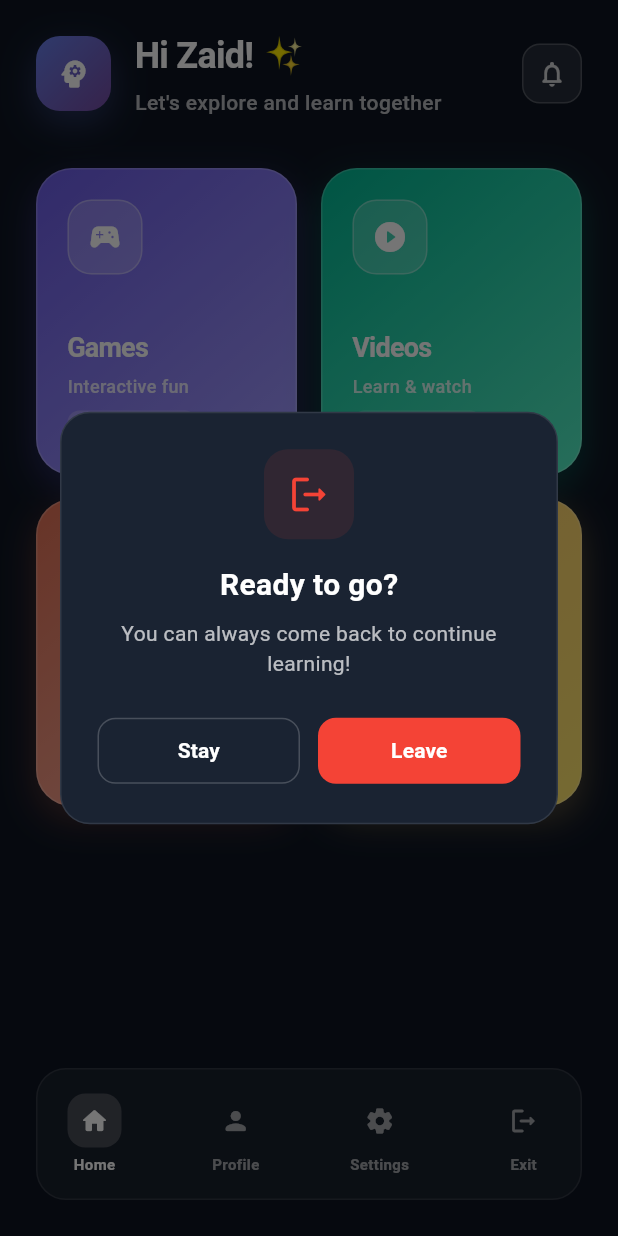
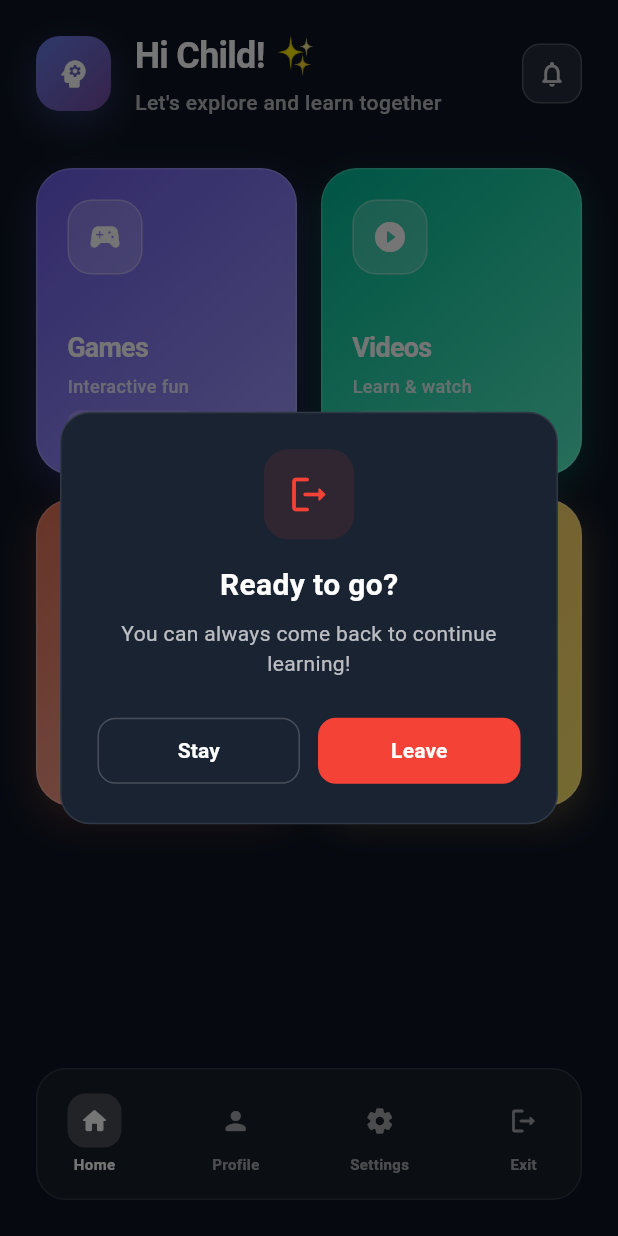
Before and after one commit to NEVIL5249/brightsprings, a Flutter app: the ChildDashboard screen opened by its route, after a tap on "Exit", on a phone screen of 412 x 824 dp. Run offline on Flutter 3.47's test engine with Material 3 defaults, Android fonts, the phone set to English and light mode, and no system bars; our stand-ins replace cloud_firestore, confetti, firebase_auth, firebase_core; accounts and stored records are empty.

Commit message:
hardcoded child name fixed

```diff
--- a/lib/modules/child/dashboard.dart
+++ b/lib/modules/child/dashboard.dart
@@ -3,12 +3,11 @@ import 'learning_videos.dart';
 import 'sound_learning.dart';
 import 'reward_screen.dart';
 import 'games/games.dart';
-import '../../services/auth_service.dart';
+import '../../services/simple_auth_service.dart';
+import '../../models/app_user.dart';
 
 class ChildDashboard extends StatefulWidget {
-  final String childName;
-
-  const ChildDashboard({Key? key, this.childName = "Zaid"}) : super(key: key);
+  const ChildDashboard({Key? key}) : super(key: key);
 
   @override
   _ChildDashboardState createState() => _ChildDashboardState();
@@ -18,7 +17,8 @@ class _ChildDashboardState extends State<ChildDashboard>
     with TickerProviderStateMixin {
   late AnimationController _controller;
   late Animation<double> _fadeAnimation;
-  final AuthService _authService = AuthService();
+  AppUser? currentUser;
+  String childName = "Child";
 
   final List<ModernTileData> _tiles = [
     ModernTileData(
@@ -64,7 +64,22 @@ class _ChildDashboardState extends State<ChildDashboard>
       curve: Curves.easeOutExpo,
     );
 
+    _loadUserData();
     _controller.forward();
+  }
+
+  Future<void> _loadUserData() async {
+    try {
+      final user = await SimpleAuthService.getCurrentAppUser();
+      if (user != null) {
+        setState(() {
+          currentUser = user;
+          childName = user.name.isNotEmpty ? user.name : "Child";
+        });
+      }
+    } catch (e) {
+      print('Error loading user data: $e');
+    }
   }
 
   @override
@@ -127,7 +142,7 @@ class _ChildDashboardState extends State<ChildDashboard>
               crossAxisAlignment: CrossAxisAlignment.start,
               children: [
                 Text(
-                  "Hi ${widget.childName}! ✨",
+                  "Hi $childName! ✨",
                   style: const TextStyle(
                     fontSize: 24,
                     fontWeight: FontWeight.w700,
@@ -372,7 +387,7 @@ class _ChildDashboardState extends State<ChildDashboard>
                   child: ElevatedButton(
                     onPressed: () async {
                       Navigator.of(context).pop();
-                      await _authService.signOut();
+                      await SimpleAuthService.signOut();
                       Navigator.pushNamedAndRemoveUntil(context, '/', (route) => false);
                     },
                     style: ElevatedButton.styleFrom(
```
